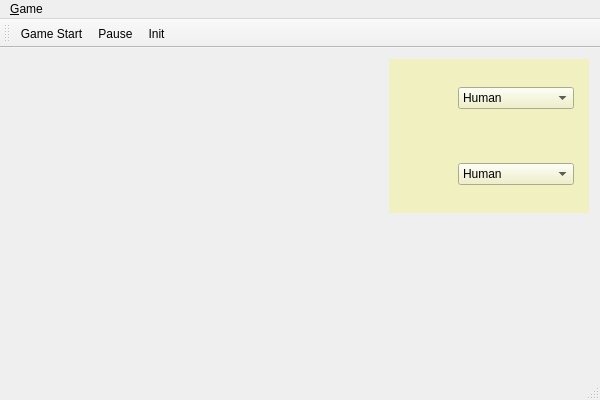
Old version of the form QtHexGame/QtHexGame/QtHexGame.ui in the repository vivisuke/QtHexGame.
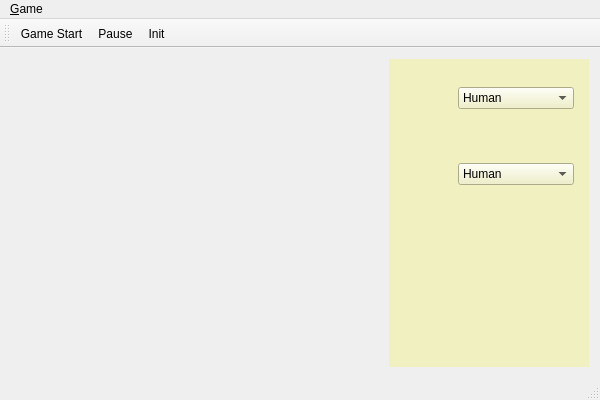
New version of the form. Icons and pictures are not drawn. Custom widgets are drawn as their Qt base class.

```diff
--- a/QtHexGame/QtHexGame/QtHexGame.ui
+++ b/QtHexGame/QtHexGame/QtHexGame.ui
@@ -18,7 +18,7 @@
     <item>
      <widget class="BoardWidget" name="board" native="true"/>
     </item>
-    <item alignment="Qt::AlignmentFlag::AlignTop">
+    <item>
      <widget class="QWidget" name="widget" native="true">
       <property name="sizePolicy">
        <sizepolicy hsizetype="Fixed" vsizetype="Preferred">
@@ -138,6 +138,19 @@
          </layout>
         </widget>
        </item>
+       <item>
+        <spacer name="verticalSpacer">
+         <property name="orientation">
+          <enum>Qt::Orientation::Vertical</enum>
+         </property>
+         <property name="sizeHint" stdset="0">
+          <size>
+           <width>20</width>
+           <height>40</height>
+          </size>
+         </property>
+        </spacer>
+       </item>
       </layout>
      </widget>
     </item>
```
